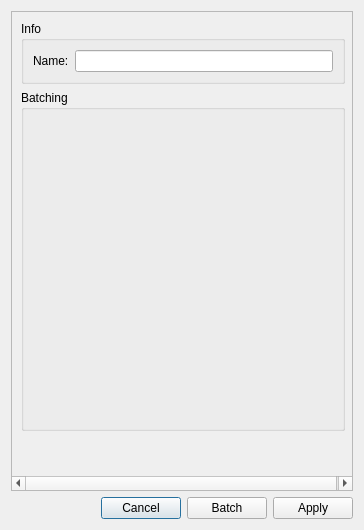
cibr-jyu/meggie_fooof, file designer_ui_files/createReportDialogUi.ui: the form before one commit.
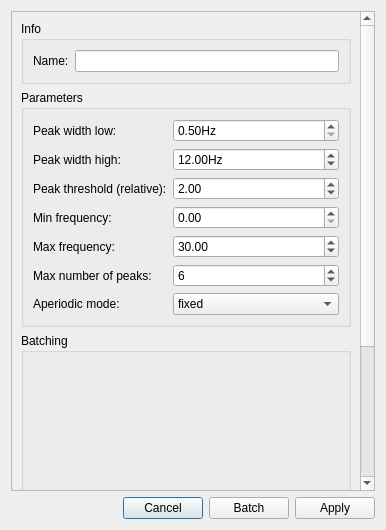
The form after the commit.

Commit message: Add parameters to dialogs

What changed in the file:
```diff
--- a/designer_ui_files/createReportDialogUi.ui
+++ b/designer_ui_files/createReportDialogUi.ui
@@ -6,7 +6,7 @@
    <rect>
     <x>0</x>
     <y>0</y>
-    <width>364</width>
+    <width>386</width>
     <height>530</height>
    </rect>
   </property>
@@ -62,12 +62,12 @@
        <rect>
         <x>0</x>
         <y>0</y>
-        <width>344</width>
-        <height>479</height>
+        <width>352</width>
+        <height>700</height>
        </rect>
       </property>
       <layout class="QGridLayout" name="gridLayout_2">
-       <item row="1" column="0">
+       <item row="2" column="0">
         <widget class="QGroupBox" name="groupBoxBatching">
          <property name="title">
           <string>Batching</string>
@@ -117,7 +117,7 @@
          </layout>
         </widget>
        </item>
-       <item row="2" column="0">
+       <item row="3" column="0">
         <spacer name="verticalSpacer">
          <property name="orientation">
           <enum>Qt::Vertical</enum>
@@ -130,6 +130,147 @@
          </property>
         </spacer>
        </item>
+       <item row="1" column="0">
+        <widget class="QGroupBox" name="groupBoxParameters">
+         <property name="title">
+          <string>Parameters</string>
+         </property>
+         <layout class="QFormLayout" name="formLayout_2">
+          <item row="0" column="0">
+           <widget class="QLabel" name="labelPeakWidthLow">
+            <property name="text">
+             <string>Peak width low:</string>
+            </property>
+           </widget>
+          </item>
+          <item row="0" column="1">
+           <widget class="QDoubleSpinBox" name="doubleSpinBoxPeakWidthLow">
+            <property name="suffix">
+             <string>Hz</string>
+            </property>
+            <property name="minimum">
+             <double>0.500000000000000</double>
+            </property>
+            <property name="maximum">
+             <double>999.990000000000009</double>
+            </property>
+            <property name="singleStep">
+             <double>0.100000000000000</double>
+            </property>
+           </widget>
+          </item>
+          <item row="1" column="0">
+           <widget class="QLabel" name="labelPeakWidthHigh">
+            <property name="text">
+             <string>Peak width high:</string>
+            </property>
+           </widget>
+          </item>
+          <item row="1" column="1">
+           <widget class="QDoubleSpinBox" name="doubleSpinBoxPeakWidthHigh">
+            <property name="suffix">
+             <string>Hz</string>
+            </property>
+            <property name="maximum">
+             <double>999.990000000000009</double>
+            </property>
+            <property name="singleStep">
+             <double>0.100000000000000</double>
+            </property>
+            <property name="value">
+             <double>12.000000000000000</double>
+            </property>
+           </widget>
+          </item>
+          <item row="2" column="0">
+           <widget class="QLabel" name="labelPeakThreshold">
+            <property name="text">
+             <string>Peak threshold (relative):</string>
+            </property>
+           </widget>
+          </item>
+          <item row="2" column="1">
+           <widget class="QDoubleSpinBox" name="doubleSpinBoxPeakThreshold">
+            <property name="maximum">
+             <double>9999.989999999999782</double>
+            </property>
+            <property name="singleStep">
+             <double>0.100000000000000</double>
+            </property>
+            <property name="value">
+             <double>2.000000000000000</double>
+            </property>
+           </widget>
+          </item>
+          <item row="3" column="0">
+           <widget class="QLabel" name="labelFreqMin">
+            <property name="text">
+             <string>Min frequency:</string>
+            </property>
+           </widget>
+          </item>
+          <item row="3" column="1">
+           <widget class="QDoubleSpinBox" name="doubleSpinBoxFreqMin">
+            <property name="maximum">
+             <double>999.990000000000009</double>
+            </property>
+           </widget>
+          </item>
+          <item row="4" column="0">
+           <widget class="QLabel" name="labelFreqMax">
+            <property name="text">
+             <string>Max frequency:</string>
+            </property>
+           </widget>
+          </item>
+          <item row="4" column="1">
+           <widget class="QDoubleSpinBox" name="doubleSpinBoxFreqMax">
+            <property name="maximum">
+             <double>999.990000000000009</double>
+            </property>
+            <property name="value">
+             <double>30.000000000000000</double>
+            </property>
+           </widget>
+          </item>
+          <item row="5" column="0">
+           <widget class="QLabel" name="labelMaxNPeaks">
+            <property name="text">
+             <string>Max number of peaks:</string>
+            </property>
+           </widget>
+          </item>
+          <item row="5" column="1">
+           <widget class="QSpinBox" name="spinBoxMaxNPeaks">
+            <property name="value">
+             <number>6</number>
+            </property>
+           </widget>
+          </item>
+          <item row="6" column="0">
+           <widget class="QLabel" name="labelAperiodicMode">
+            <property name="text">
+             <string>Aperiodic mode:</string>
+            </property>
+           </widget>
+          </item>
+          <item row="6" column="1">
+           <widget class="QComboBox" name="comboBoxAperiodicMode">
+            <item>
+             <property name="text">
+              <string>fixed</string>
+             </property>
+            </item>
+            <item>
+             <property name="text">
+              <string>knee</string>
+             </property>
+            </item>
+           </widget>
+          </item>
+         </layout>
+        </widget>
+       </item>
       </layout>
      </widget>
     </widget>
```
Left out of the diff: 14 changed lines with no effect on the pictures. The commit also changes 1 other file.
